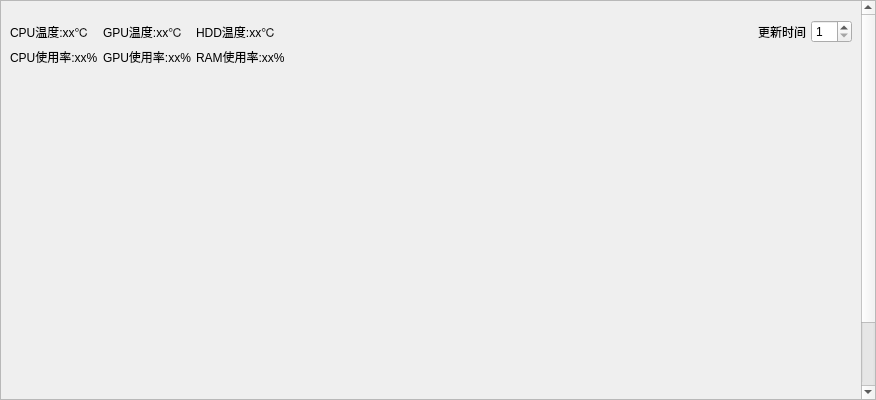
Above: wallpaper/pyside6_GUI/sub_ui/home/ui/home.ui from YUN-LJ/FrameFlow before the change. Below: the same form after it.
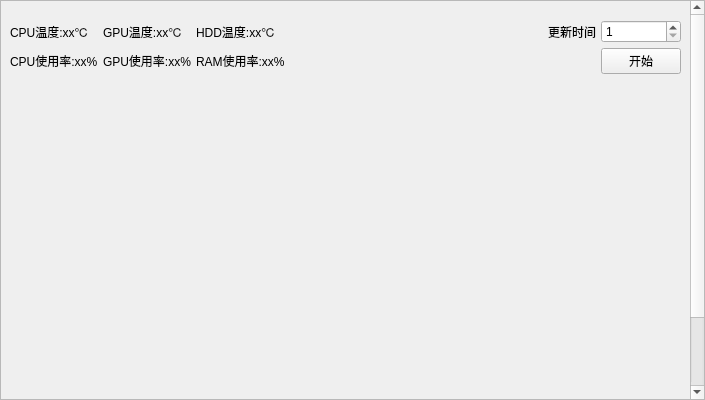
That is the form after the change. Custom widgets are drawn as their Qt base class.

```diff
--- a/wallpaper/pyside6_GUI/sub_ui/home/ui/home.ui
+++ b/wallpaper/pyside6_GUI/sub_ui/home/ui/home.ui
@@ -6,7 +6,7 @@
    <rect>
     <x>0</x>
     <y>0</y>
-    <width>876</width>
+    <width>705</width>
     <height>400</height>
    </rect>
   </property>
@@ -39,7 +39,7 @@
        <rect>
         <x>0</x>
         <y>0</y>
-        <width>862</width>
+        <width>691</width>
         <height>498</height>
        </rect>
       </property>
@@ -144,6 +144,13 @@
              </property>
             </spacer>
            </item>
+           <item row="1" column="5">
+            <widget class="PrimaryPushButton" name="pushButton_start">
+             <property name="text">
+              <string>开始</string>
+             </property>
+            </widget>
+           </item>
           </layout>
          </item>
          <item>
@@ -203,6 +210,11 @@
    <extends>QSpinBox</extends>
    <header>qfluentwidgets.components.widgets</header>
   </customwidget>
+  <customwidget>
+   <class>PrimaryPushButton</class>
+   <extends>QPushButton</extends>
+   <header>qfluentwidgets.components.widgets</header>
+  </customwidget>
  </customwidgets>
  <resources/>
  <connections/>
```
